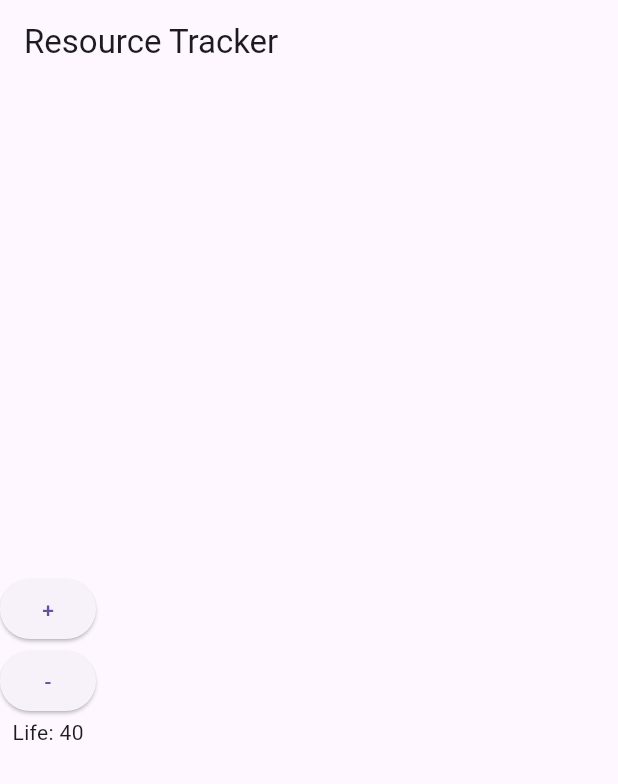
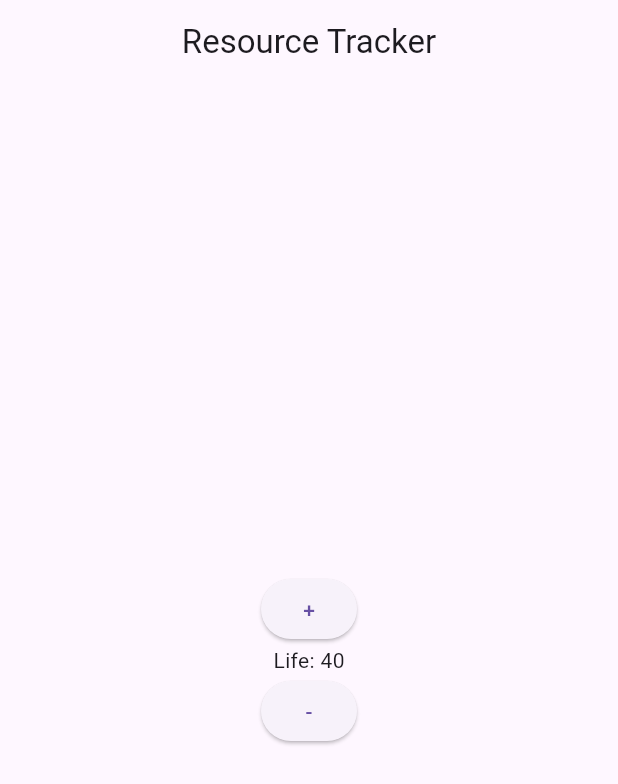
Before and after one commit to BraedenjGaines/tabletop_token_tracker, a Flutter app: the screen it shows after launch, on a phone screen of 412 x 824 dp. Shown: the top 784 px of the screen. Run offline on Flutter 3.47's test engine with Material 3 defaults, Android fonts, the phone set to English and light mode, and no system bars.

Commit message:
Centered layout

```diff
--- a/lib/main.dart
+++ b/lib/main.dart
@@ -27,22 +27,26 @@ class _CounterScreenState extends State<CounterScreen> {
     return Scaffold(
       appBar: AppBar(
         title: Text('Resource Tracker'),
+        centerTitle: true, // Center the title in the app bar
       ),
-      body: Column(
+      body: Center(
+        child: Column(
           mainAxisAlignment: MainAxisAlignment.center, //Align the buttons and text in the center of the screen
+          crossAxisAlignment: CrossAxisAlignment.center, //Align the buttons and text in the center of the screen
           children: [
             ElevatedButton(onPressed: () { //Increase health by 1 when the button is pressed
               setState(() {
                 health++;
               });
             }, child: Text('+')),
+            Text('Life: $health'), //Display the current health value
             ElevatedButton(onPressed: () { // Decrease health by 1 when the button is pressed
               setState(() {
                 health--;
               });
             }, child: Text('-')),
-          Text('Life: $health'),
           ],
+        ),
       ),
     );
   }
```
Lines whose indentation alone changed are shown as unchanged.
